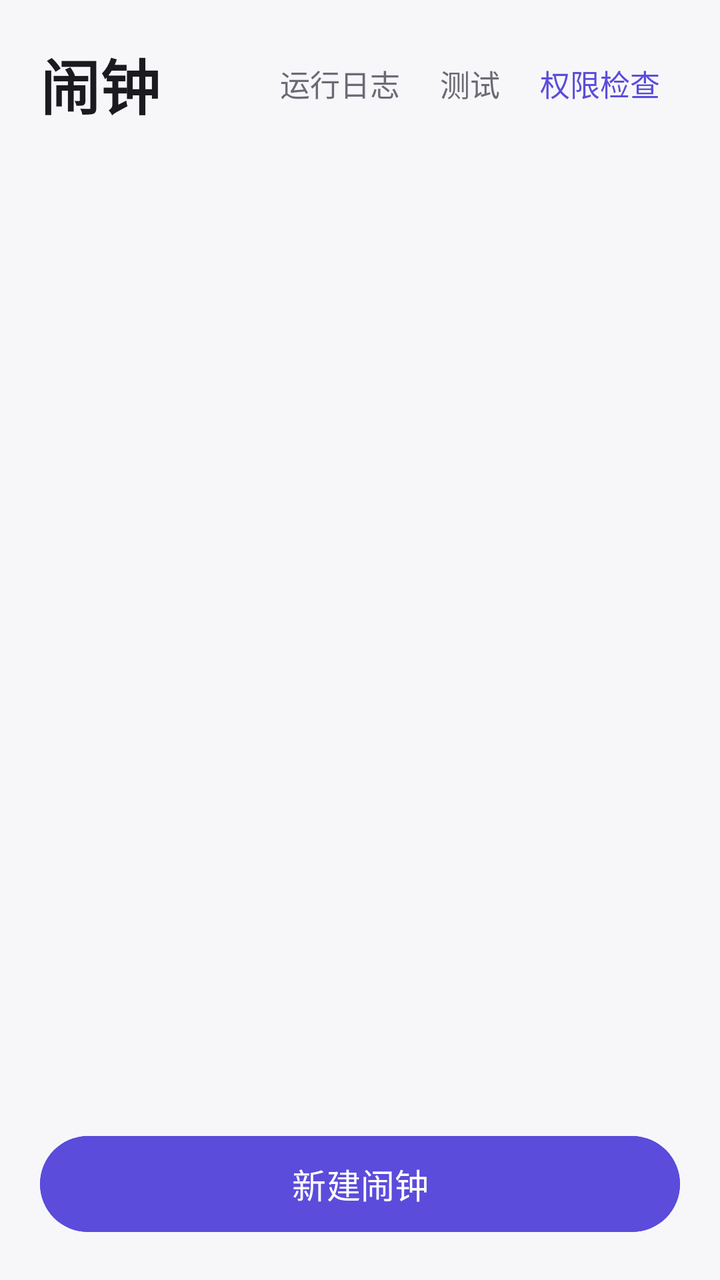
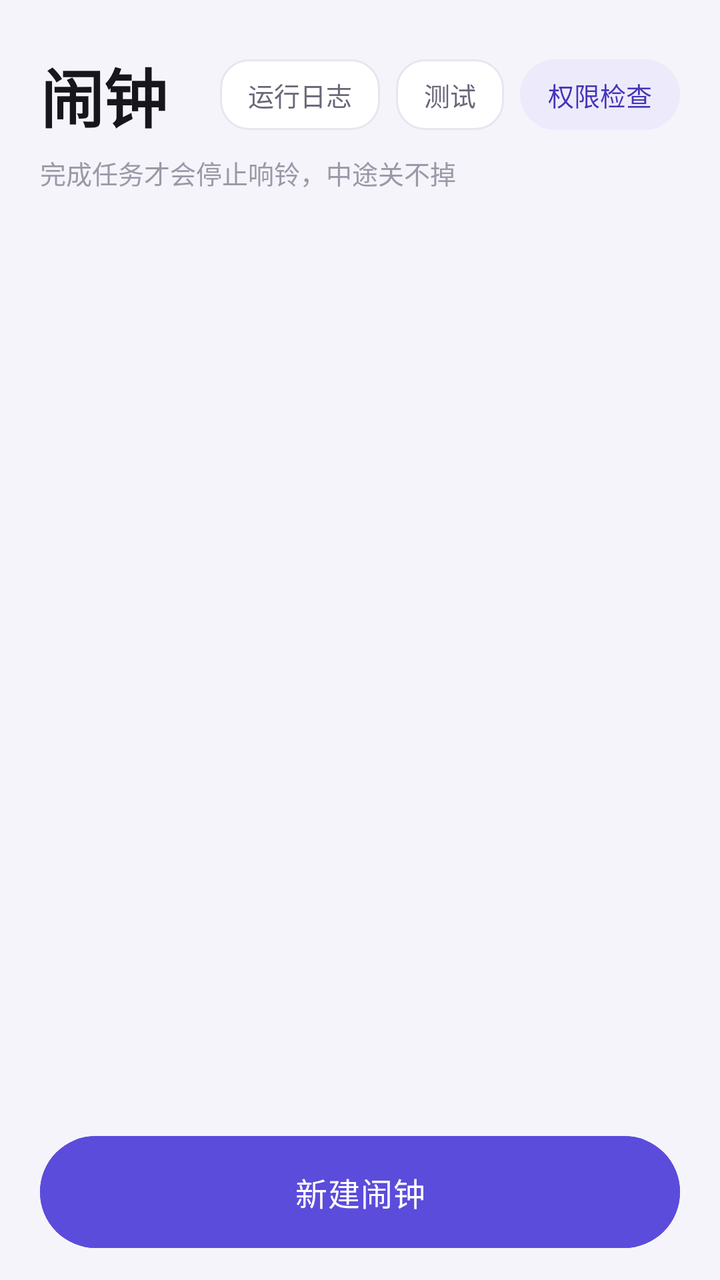

An Android layout rendered at two revisions. The XML below is the earlier revision; the diff shows what the commit changed to produce the second picture.
<!-- AndroidManifest.xml: application theme Theme.TaskAlarm -->
<!-- res/layout/activity_main.xml -->
<?xml version="1.0" encoding="utf-8"?>
<LinearLayout xmlns:android="http://schemas.android.com/apk/res/android"
    android:layout_width="match_parent"
    android:layout_height="match_parent"
    android:background="@color/bg"
    android:orientation="vertical"
    android:padding="20dp">

    <LinearLayout
        android:layout_width="match_parent"
        android:layout_height="wrap_content"
        android:gravity="center_vertical"
        android:orientation="horizontal">

        <TextView
            android:layout_width="0dp"
            android:layout_height="wrap_content"
            android:layout_weight="1"
            android:text="@string/alarms_title"
            android:textColor="@color/text_primary"
            android:textSize="30sp"
            android:textStyle="bold" />

        <TextView
            android:id="@+id/logButton"
            android:layout_width="wrap_content"
            android:layout_height="wrap_content"
            android:padding="10dp"
            android:text="@string/log_title"
            android:textColor="@color/text_secondary"
            android:textSize="15sp" />

        <TextView
            android:id="@+id/testButton"
            android:layout_width="wrap_content"
            android:layout_height="wrap_content"
            android:padding="10dp"
            android:text="@string/test_alarm"
            android:textColor="@color/text_secondary"
            android:textSize="15sp" />

        <TextView
            android:id="@+id/permissionButton"
            android:layout_width="wrap_content"
            android:layout_height="wrap_content"
            android:padding="10dp"
            android:text="@string/permission_title"
            android:textColor="@color/primary"
            android:textSize="15sp" />
    </LinearLayout>

    <TextView
        android:id="@+id/permissionBanner"
        android:layout_width="match_parent"
        android:layout_height="wrap_content"
        android:layout_marginTop="8dp"
        android:background="@drawable/bg_card"
        android:padding="14dp"
        android:text="@string/permission_missing"
        android:textColor="@color/danger"
        android:textSize="14sp"
        android:visibility="gone" />

    <ListView
        android:id="@+id/alarmList"
        android:layout_width="match_parent"
        android:layout_height="0dp"
        android:layout_marginTop="12dp"
        android:layout_weight="1"
        android:divider="@android:color/transparent"
        android:dividerHeight="10dp"
        android:scrollbars="none" />

    <TextView
        android:id="@+id/emptyText"
        android:layout_width="match_parent"
        android:layout_height="0dp"
        android:layout_weight="1"
        android:gravity="center"
        android:text="@string/empty_alarms"
        android:textColor="@color/text_secondary"
        android:textSize="16sp"
        android:visibility="gone" />

    <Button
        android:id="@+id/newAlarmButton"
        android:layout_width="match_parent"
        android:layout_height="56dp"
        android:layout_marginTop="12dp"
        android:backgroundTint="@color/primary"
        android:text="@string/new_alarm"
        android:textColor="#FFFFFFFF"
        android:textSize="17sp" />
</LinearLayout>
<!-- resources referenced by this layout -->
<resources>
  <color name="bg">#FFF7F7FA</color>
  <color name="danger">#FFD64545</color>
  <color name="primary">#FF5B4CDB</color>
  <color name="text_primary">#FF1B1B1F</color>
  <color name="text_secondary">#FF6B6B76</color>
  <!-- drawable bg_card (drawable) -->
  <?xml version="1.0" encoding="utf-8"?>
  <shape xmlns:android="http://schemas.android.com/apk/res/android">
      <solid android:color="@color/surface" />
      <corners android:radius="18dp" />
  </shape>
  <string name="alarms_title">闹钟</string>
  <string name="empty_alarms">还没有闹钟，点击下方按钮新建</string>
  <string name="log_title">运行日志</string>
  <string name="new_alarm">新建闹钟</string>
  <string name="permission_missing">有权限未开启，点击前往设置</string>
  <string name="permission_title">权限检查</string>
  <string name="test_alarm">测试</string>
  <style name="Theme.TaskAlarm" parent="Theme.Material3.DayNight.NoActionBar">
          <item name="colorPrimary">@color/primary</item>
          <item name="colorOnPrimary">#FFFFFFFF</item>
          <item name="android:statusBarColor">@color/bg</item>
          <item name="android:windowLightStatusBar">true</item>
      </style>
  <color name="surface">#FFFFFFFF</color>
</resources>

<!-- the commit's change to res/layout/activity_main.xml (unified diff, before → after) -->
@@ -4,7 +4,10 @@
     android:layout_height="match_parent"
     android:background="@color/bg"
     android:orientation="vertical"
-    android:padding="20dp">
+    android:paddingStart="20dp"
+    android:paddingTop="24dp"
+    android:paddingEnd="20dp"
+    android:paddingBottom="16dp">
 
     <LinearLayout
         android:layout_width="match_parent"
@@ -16,79 +19,127 @@
             android:layout_width="0dp"
             android:layout_height="wrap_content"
             android:layout_weight="1"
+            android:letterSpacing="-0.01"
             android:text="@string/alarms_title"
             android:textColor="@color/text_primary"
-            android:textSize="30sp"
+            android:textSize="32sp"
             android:textStyle="bold" />
 
         <TextView
             android:id="@+id/logButton"
             android:layout_width="wrap_content"
             android:layout_height="wrap_content"
-            android:padding="10dp"
+            android:background="@drawable/bg_pill"
+            android:paddingStart="14dp"
+            android:paddingTop="8dp"
+            android:paddingEnd="14dp"
+            android:paddingBottom="8dp"
             android:text="@string/log_title"
             android:textColor="@color/text_secondary"
-            android:textSize="15sp" />
+            android:textSize="13sp" />
 
         <TextView
             android:id="@+id/testButton"
             android:layout_width="wrap_content"
             android:layout_height="wrap_content"
-            android:padding="10dp"
+            android:layout_marginStart="8dp"
+            android:background="@drawable/bg_pill"
+            android:paddingStart="14dp"
+            android:paddingTop="8dp"
+            android:paddingEnd="14dp"
+            android:paddingBottom="8dp"
             android:text="@string/test_alarm"
             android:textColor="@color/text_secondary"
-            android:textSize="15sp" />
+            android:textSize="13sp" />
 
         <TextView
             android:id="@+id/permissionButton"
             android:layout_width="wrap_content"
             android:layout_height="wrap_content"
-            android:padding="10dp"
+            android:layout_marginStart="8dp"
+            android:background="@drawable/bg_card_soft"
+            android:paddingStart="14dp"
+            android:paddingTop="8dp"
+            android:paddingEnd="14dp"
+            android:paddingBottom="8dp"
             android:text="@string/permission_title"
-            android:textColor="@color/primary"
-            android:textSize="15sp" />
+            android:textColor="@color/primary_dark"
+            android:textSize="13sp" />
     </LinearLayout>
+
+    <TextView
+        android:layout_width="match_parent"
+        android:layout_height="wrap_content"
+        android:layout_marginTop="6dp"
+        android:text="@string/main_subtitle"
+        android:textColor="@color/text_tertiary"
+        android:textSize="13sp" />
 
     <TextView
         android:id="@+id/permissionBanner"
         android:layout_width="match_parent"
         android:layout_height="wrap_content"
-        android:layout_marginTop="8dp"
-        android:background="@drawable/bg_card"
-        android:padding="14dp"
+        android:layout_marginTop="14dp"
+        android:background="@drawable/bg_warning"
+        android:drawablePadding="8dp"
+        android:gravity="center_vertical"
+        android:paddingStart="16dp"
+        android:paddingTop="12dp"
+        android:paddingEnd="16dp"
+        android:paddingBottom="12dp"
         android:text="@string/permission_missing"
         android:textColor="@color/danger"
-        android:textSize="14sp"
+        android:textSize="13sp"
         android:visibility="gone" />
 
     <ListView
         android:id="@+id/alarmList"
         android:layout_width="match_parent"
         android:layout_height="0dp"
-        android:layout_marginTop="12dp"
+        android:layout_marginTop="16dp"
         android:layout_weight="1"
+        android:clipToPadding="false"
         android:divider="@android:color/transparent"
         android:dividerHeight="10dp"
+        android:paddingBottom="4dp"
         android:scrollbars="none" />
 
-    <TextView
+    <LinearLayout
         android:id="@+id/emptyText"
         android:layout_width="match_parent"
         android:layout_height="0dp"
         android:layout_weight="1"
         android:gravity="center"
-        android:text="@string/empty_alarms"
-        android:textColor="@color/text_secondary"
-        android:textSize="16sp"
-        android:visibility="gone" />
+        android:orientation="vertical"
+        android:visibility="gone">
+
+        <TextView
+            android:layout_width="wrap_content"
+            android:layout_height="wrap_content"
+            android:text="@string/empty_alarms_title"
+            android:textColor="@color/text_primary"
+            android:textSize="17sp"
+            android:textStyle="bold" />
+
+        <TextView
+            android:layout_width="wrap_content"
+            android:layout_height="wrap_content"
+            android:layout_marginTop="6dp"
+            android:text="@string/empty_alarms"
+            android:textColor="@color/text_tertiary"
+            android:textSize="14sp" />
+    </LinearLayout>
 
     <Button
         android:id="@+id/newAlarmButton"
         android:layout_width="match_parent"
         android:layout_height="56dp"
-        android:layout_marginTop="12dp"
+        android:layout_marginTop="14dp"
         android:backgroundTint="@color/primary"
+        android:insetTop="0dp"
+        android:insetBottom="0dp"
+        android:letterSpacing="0.02"
         android:text="@string/new_alarm"
-        android:textColor="#FFFFFFFF"
-        android:textSize="17sp" />
+        android:textColor="@color/white"
+        android:textSize="16sp" />
 </LinearLayout>
<!-- resource entries referenced after the edit -->
@@ -1,29 +1,57 @@
 <!-- resources referenced by this layout -->
 <resources>
-  <color name="bg">#FFF7F7FA</color>
-  <color name="danger">#FFD64545</color>
+  <color name="bg">#FFF5F4FA</color>
+  <color name="danger">#FFC9453D</color>
   <color name="primary">#FF5B4CDB</color>
-  <color name="text_primary">#FF1B1B1F</color>
-  <color name="text_secondary">#FF6B6B76</color>
-  <!-- drawable bg_card (drawable) -->
+  <color name="primary_dark">#FF4335B8</color>
+  <color name="text_primary">#FF17161C</color>
+  <color name="text_secondary">#FF6B6779</color>
+  <color name="text_tertiary">#FF9C98A8</color>
+  <color name="white">#FFFFFFFF</color>
+  <!-- drawable bg_card_soft (drawable) -->
+  <?xml version="1.0" encoding="utf-8"?>
+  <shape xmlns:android="http://schemas.android.com/apk/res/android">
+      <solid android:color="@color/primary_soft" />
+      <corners android:radius="20dp" />
+  </shape>
+  <!-- drawable bg_pill (drawable) -->
   <?xml version="1.0" encoding="utf-8"?>
   <shape xmlns:android="http://schemas.android.com/apk/res/android">
       <solid android:color="@color/surface" />
+      <stroke android:width="1dp" android:color="@color/divider" />
+      <corners android:radius="14dp" />
+  </shape>
+  <!-- drawable bg_warning (drawable) -->
+  <?xml version="1.0" encoding="utf-8"?>
+  <shape xmlns:android="http://schemas.android.com/apk/res/android">
+      <solid android:color="@color/danger_soft" />
       <corners android:radius="18dp" />
   </shape>
   <string name="alarms_title">闹钟</string>
   <string name="empty_alarms">还没有闹钟，点击下方按钮新建</string>
+  <string name="empty_alarms_title">还没有闹钟</string>
   <string name="log_title">运行日志</string>
+  <string name="main_subtitle">完成任务才会停止响铃，中途关不掉</string>
   <string name="new_alarm">新建闹钟</string>
   <string name="permission_missing">有权限未开启，点击前往设置</string>
   <string name="permission_title">权限检查</string>
   <string name="test_alarm">测试</string>
-  <style name="Theme.TaskAlarm" parent="Theme.Material3.DayNight.NoActionBar">
+  <style name="Theme.TaskAlarm" parent="Theme.Material3.Light.NoActionBar">
           <item name="colorPrimary">@color/primary</item>
-          <item name="colorOnPrimary">#FFFFFFFF</item>
+          <item name="colorOnPrimary">@color/white</item>
+          <item name="colorPrimaryContainer">@color/primary_soft</item>
+          <item name="colorOnPrimaryContainer">@color/primary_dark</item>
+          <item name="colorSurface">@color/surface</item>
+          <item name="colorOnSurface">@color/text_primary</item>
+          <item name="android:colorBackground">@color/bg</item>
           <item name="android:statusBarColor">@color/bg</item>
+          <item name="android:navigationBarColor">@color/bg</item>
           <item name="android:windowLightStatusBar">true</item>
+          <item name="android:windowLightNavigationBar">true</item>
       </style>
+  <color name="primary_soft">#FFEDEAFC</color>
   <color name="surface">#FFFFFFFF</color>
+  <color name="divider">#FFE8E5F1</color>
+  <color name="danger_soft">#FFFCECEB</color>
 </resources>
 
